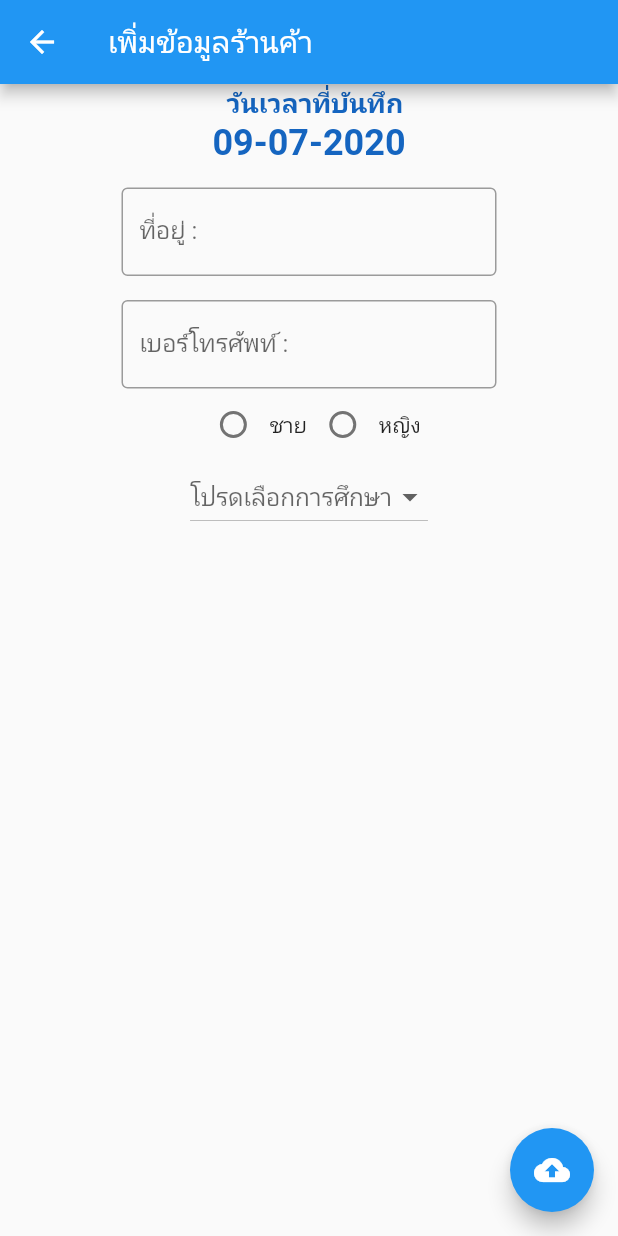
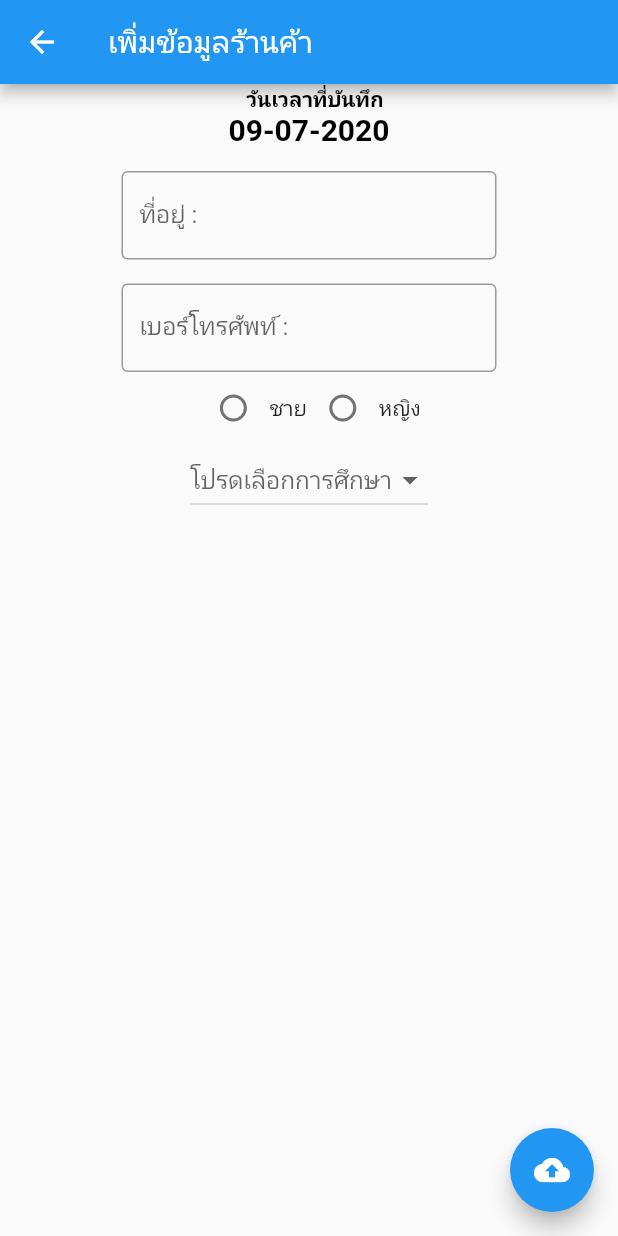
Before and after one commit to wnuntawat/armrciV2, a Flutter app: the AddInfoShop screen opened directly, on a phone screen of 412 x 824 dp. Run offline on Flutter 3.47's test engine with Material 2 defaults, Android fonts, the phone set to English and light mode, and no system bars; our stand-ins replace dio, image_picker, shared_preferences; accounts and stored records are empty; network calls fail.

Commit message:
update 16.00

```diff
--- a/lib/utility/my_style.dart
+++ b/lib/utility/my_style.dart
@@ -46,9 +46,9 @@ class MyStyle {
   Text showTextH1(String string) => Text(
         string,
         style: TextStyle(
-          fontSize: 24,
+          fontSize: 20,
           fontWeight: FontWeight.bold,
-          color: darkColor,
+          color:Colors.black,
         ),
       );
 
@@ -56,9 +56,9 @@ class MyStyle {
         child: Text(
           string,
           style: TextStyle(
-            fontSize: 18,
+            fontSize: 14,
             fontWeight: FontWeight.bold,
-            color: darkColor,
+            color: Colors.black,
           ),
         ),
       );
```
Also changed, not shown: lib/widget/show_my_product.dart (+17 -2 lines).
